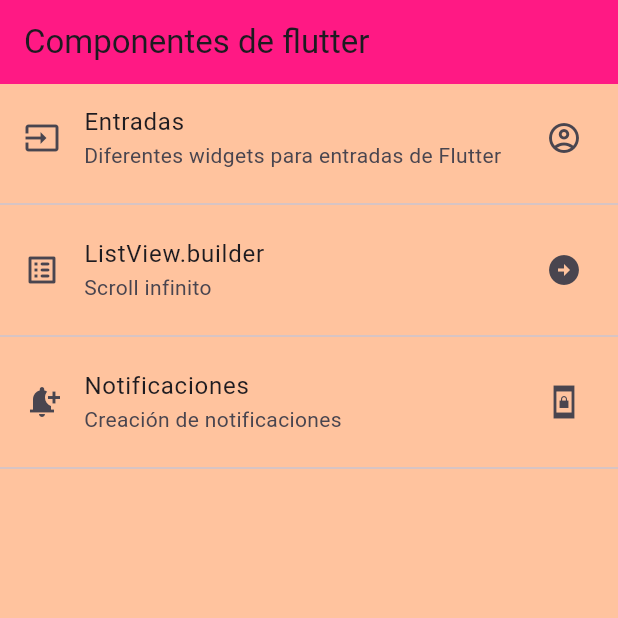
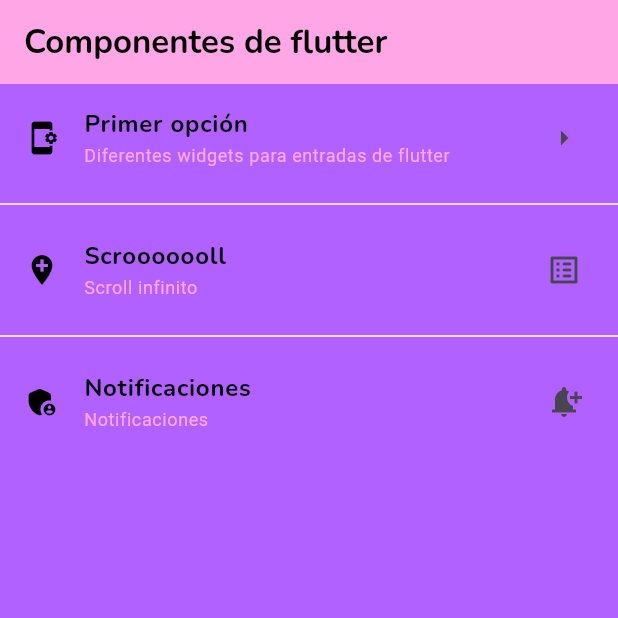
Before and after one commit to ga1ker/componentes_flutter, a Flutter app: the screen it shows after launch, on a phone screen of 412 x 824 dp, the top half of it. Run offline on Flutter 3.47's test engine with Material 3 defaults, Android fonts, the phone set to English and light mode, and no system bars; our stand-ins replace google_fonts.

Commit message:
Finalizing the AppTheme

```diff
--- a/lib/screens/home_screen.dart
+++ b/lib/screens/home_screen.dart
@@ -1,39 +1,64 @@
 import 'package:flutter/material.dart';
+import 'package:practica3_componentes/theme/app_theme.dart';
 
 class HomeScreen extends StatelessWidget {
-  const HomeScreen({Key? key}) : super(key: key);
+  const HomeScreen({super.key});
 
   @override
   Widget build(BuildContext context) {
     return Scaffold(
       appBar: AppBar(
-        title: const Text('Componentes de flutter'),
+        title: Text(
+          "Componentes de flutter",
+          style: AppTheme.lightTheme.textTheme.headlineLarge,
+        ),
       ),
       body: ListView(
-        children: const [
+        children: [
           ListTile(
-            leading: Icon(Icons.input),
-            title: Text('Entradas'),
-            subtitle: Text('Diferentes widgets para entradas de Flutter'),
-            trailing: Icon(Icons.account_circle_outlined),
+            title: Text(
+              'Primer opción',
+              style: AppTheme.lightTheme.textTheme.headlineLarge,
+            ),
+            subtitle: Text('Diferentes widgets para entradas de flutter',
+                style: Theme.of(context).textTheme.bodySmall),
+            leading: const Icon(
+              Icons.app_settings_alt,
+              color: AppTheme.negro,
+            ),
+            trailing: const Icon(Icons.arrow_right),
           ),
-          Divider(),
+          const Divider(
+            color: Color.fromARGB(255, 255, 255, 255),
+          ),
           ListTile(
-            leading: Icon(Icons.list_alt_rounded),
-            title: Text('ListView.builder'),
-            subtitle: Text('Scroll infinito'),
-            trailing: Icon(Icons.arrow_circle_right),
+            leading: const Icon(Icons.add_location, color: AppTheme.negro),
+            title: Text(
+              'Scrooooooll',
+              style: AppTheme.lightTheme.textTheme.headlineLarge,
+            ),
+            subtitle: Text(
+              'Scroll infinito',
+              style: Theme.of(context).textTheme.bodySmall,
+            ),
+            trailing: const Icon(Icons.list_alt_rounded),
           ),
-          Divider(),
+          const Divider(
+            color: Color.fromARGB(255, 255, 255, 255),
+          ),
           ListTile(
-            leading: Icon(Icons.notification_add),
+            leading: const Icon(
+              Icons.admin_panel_settings_rounded,
+              color: AppTheme.negro,
+            ),
             title: Text(
               'Notificaciones',
+              style: AppTheme.lightTheme.textTheme.headlineLarge,
             ),
-            subtitle: Text('Creación de notificaciones'),
-            trailing: Icon(Icons.screen_lock_portrait_sharp),
-          ),
-          Divider(),
+            subtitle: Text('Notificaciones',
+                style: Theme.of(context).textTheme.bodySmall),
+            trailing: const Icon(Icons.notification_add),
+          )
         ],
       ),
     );
--- a/lib/theme/app_theme.dart
+++ b/lib/theme/app_theme.dart
@@ -2,17 +2,21 @@
 import 'package:google_fonts/google_fonts.dart';
 
 class AppTheme {
-  static const mainColor = Color.fromARGB(255, 255, 25, 132);
-  static const backColor = Color.fromARGB(255, 255, 195, 158);
+  static const mainColor = Color.fromARGB(255, 255, 167, 230);
+  static const backColor = Color.fromARGB(255, 176, 97, 255);
+  static const negro = Color.fromARGB(255, 0, 0, 0);
 
   static final ThemeData lightTheme = ThemeData.light().copyWith(
     scaffoldBackgroundColor: backColor,
     appBarTheme: const AppBarTheme(color: mainColor),
     textTheme: TextTheme(
       headlineLarge: GoogleFonts.nunito(
+        color: negro,
+        fontWeight: FontWeight.bold,
+      ),
+      bodySmall: GoogleFonts.aBeeZee(
         color: mainColor,
-        fontSize: 25.6,
-        fontWeight: FontWeight.bold,
+        fontWeight: FontWeight.normal,
       ),
     ),
   );
```
